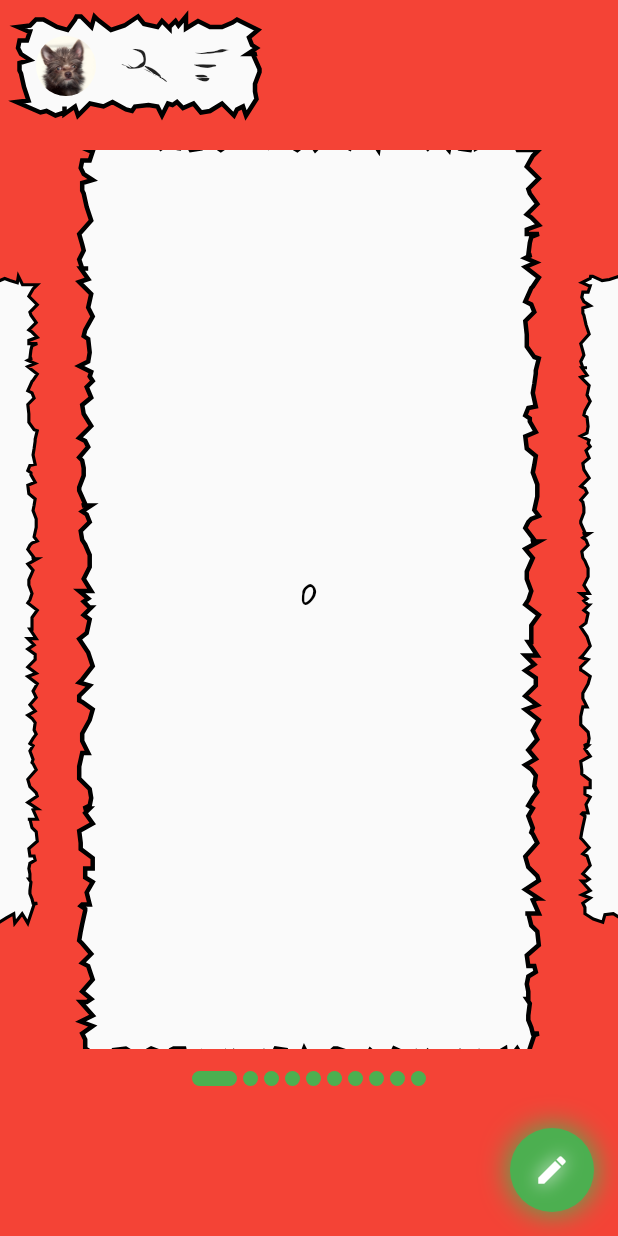
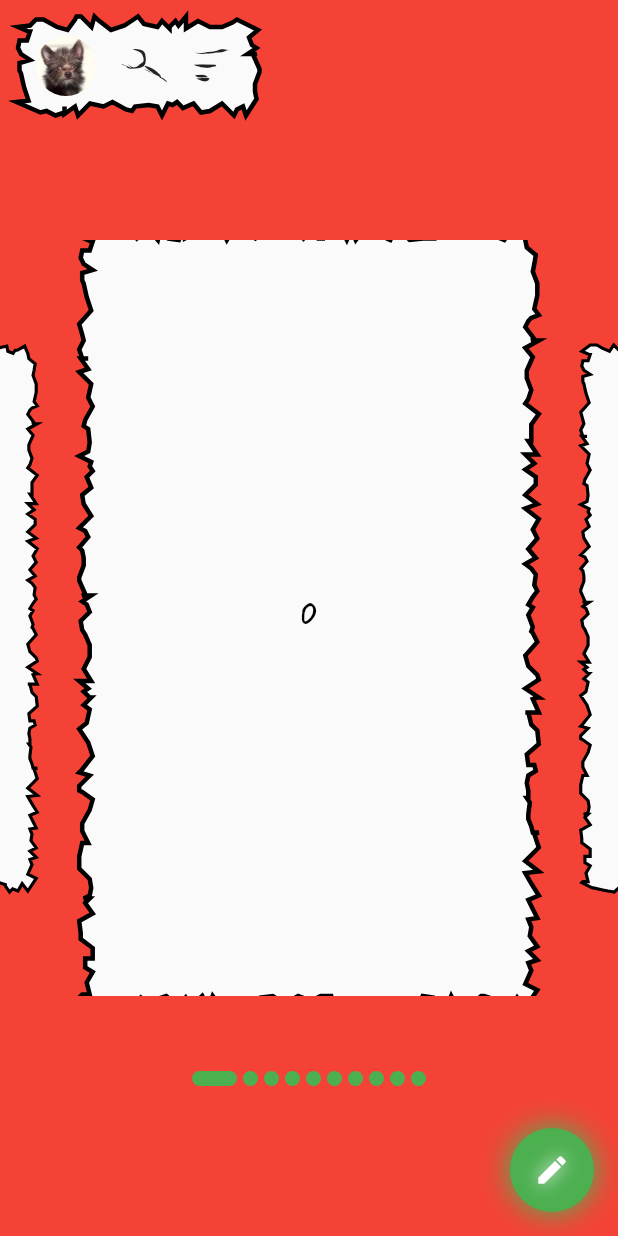
Before and after one commit to RossHS/shop_list, a Flutter app: the HomeModern screen opened directly, on a phone screen of 412 x 824 dp. Run offline on Flutter 3.47's test engine with Material 2 defaults, Android fonts, the phone set to English and light mode, and no system bars; our stand-ins replace cloud_firestore, firebase_auth, firebase_core, firebase_messaging, firebase_storage, flutter_colorpicker and 6 more; accounts and stored records are empty.

Commit message:
Улучшил компоновку, обновил зависимости

```diff
--- a/lib/routes/home/home_modern.dart
+++ b/lib/routes/home/home_modern.dart
@@ -50,8 +50,9 @@ class _Body extends StatelessWidget {
             ),
           ),
           Padding(
-            padding: EdgeInsets.symmetric(
-              vertical: 100,
+            padding: EdgeInsets.only(
+              top: 160,
+              bottom: 100,
             ),
             child: Center(
               child: _CarouselWithIndicator(),
@@ -148,11 +149,12 @@ class _CarouselWithIndicatorState extends State<_CarouselWithIndicator> {
             ),
           ),
         ),
-        const SizedBox(height: 15),
+        const SizedBox(height: 50),
         ValueListenableBuilder(
           valueListenable: currentPage,
           // TODO 30.12.2021 ограничить макс кол-во элементов по ширине, установить предел отображаемых списков
-          builder: (context, value, child) => Wrap(
+          builder: (context, value, child) => RepaintBoundary(
+            child: Wrap(
               alignment: WrapAlignment.center,
               spacing: 4,
               runSpacing: 4,
@@ -168,6 +170,7 @@ class _CarouselWithIndicatorState extends State<_CarouselWithIndicator> {
                     duration: const Duration(milliseconds: 200),
                   ),
               ],
+            ),
           ),
         ),
       ],
--- a/pubspec.yaml
+++ b/pubspec.yaml
@@ -47,7 +47,7 @@ dependencies:
   firebase_messaging: ^11.1.0
   google_fonts: ^2.0.0
 
-  flutter_staggered_grid_view: ^0.4.0
+  flutter_staggered_grid_view: ^0.5.0
   image_picker: ^0.8.4+3
   image_cropper: ^1.4.1
 
```
Also changed, not shown: lib/routes/home/home_material.dart (+4 -4 lines), pubspec.lock. Lines whose indentation alone changed are shown as unchanged.
